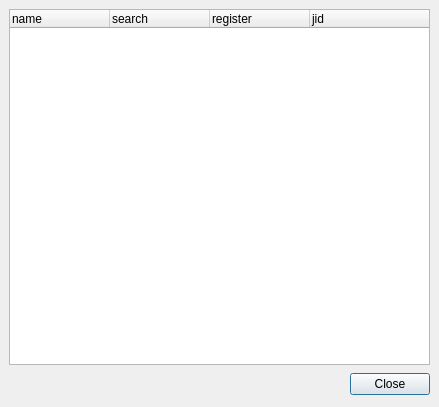
The window that widgets/servicediscovery.ui (xmpp-graveyard/jabbim) describes before a commit, drawn with Qt 5.
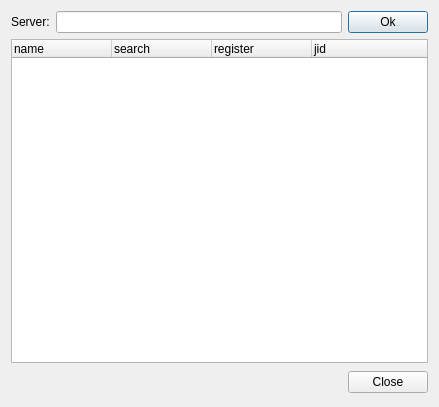
The same window after the commit.

Patch:
```diff
--- a/widgets/servicediscovery.ui
+++ b/widgets/servicediscovery.ui
@@ -13,33 +13,28 @@
    <string>Service Discovery</string>
   </property>
   <layout class="QGridLayout" >
-   <property name="margin" >
-    <number>9</number>
-   </property>
-   <property name="spacing" >
-    <number>6</number>
-   </property>
-   <item row="1" column="1" >
-    <widget class="QPushButton" name="close" >
-     <property name="text" >
-      <string>Close</string>
-     </property>
-    </widget>
-   </item>
-   <item row="1" column="0" >
-    <spacer>
-     <property name="orientation" >
-      <enum>Qt::Horizontal</enum>
-     </property>
-     <property name="sizeHint" >
-      <size>
-       <width>621</width>
-       <height>27</height>
-      </size>
-     </property>
-    </spacer>
-   </item>
    <item row="0" column="0" colspan="2" >
+    <layout class="QHBoxLayout" >
+     <item>
+      <widget class="QLabel" name="label" >
+       <property name="text" >
+        <string>Server:</string>
+       </property>
+      </widget>
+     </item>
+     <item>
+      <widget class="QLineEdit" name="server" />
+     </item>
+     <item>
+      <widget class="QPushButton" name="reload" >
+       <property name="text" >
+        <string>Ok</string>
+       </property>
+      </widget>
+     </item>
+    </layout>
+   </item>
+   <item row="1" column="0" colspan="2" >
     <widget class="QTreeWidget" name="tree" >
      <property name="iconSize" >
       <size>
@@ -69,6 +64,26 @@
      </column>
     </widget>
    </item>
+   <item row="2" column="0" >
+    <spacer>
+     <property name="orientation" >
+      <enum>Qt::Horizontal</enum>
+     </property>
+     <property name="sizeHint" >
+      <size>
+       <width>621</width>
+       <height>27</height>
+      </size>
+     </property>
+    </spacer>
+   </item>
+   <item row="2" column="1" >
+    <widget class="QPushButton" name="close" >
+     <property name="text" >
+      <string>Close</string>
+     </property>
+    </widget>
+   </item>
   </layout>
  </widget>
  <resources/>
```
